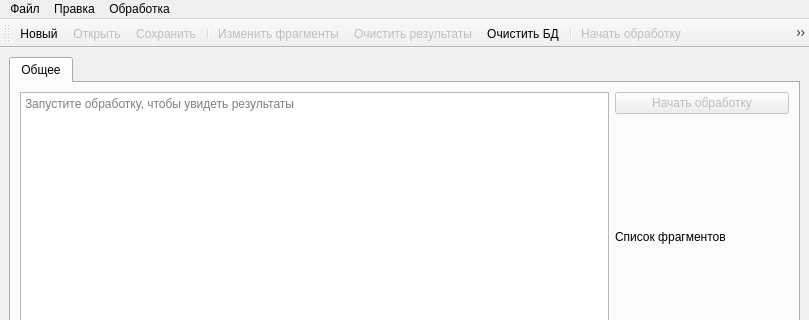
Above: ui/mainwindow.ui from moevm/nosql1h19-text-graph before the change; both pictures show x 0 to 809 and y 0 to 320 of the 809 by 742 pixel window. Below: the same form after it.
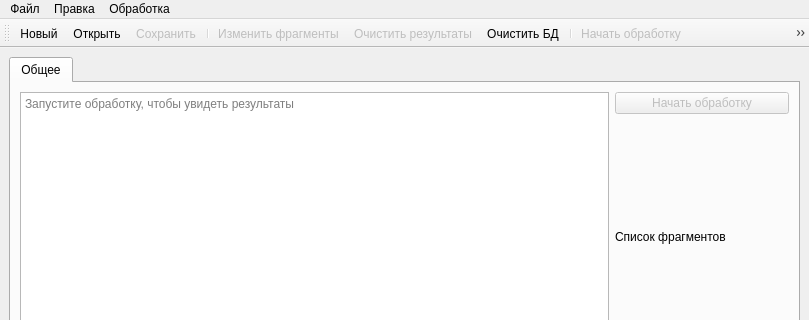
That is the form after the change. Icons and pictures are not drawn.

Patch:
```diff
--- a/ui/mainwindow.ui
+++ b/ui/mainwindow.ui
@@ -225,7 +225,7 @@
   </action>
   <action name="actionOpen">
    <property name="enabled">
-    <bool>false</bool>
+    <bool>true</bool>
    </property>
    <property name="icon">
     <iconset resource="../res/pictures.qrc">
```
Left out of the diff: 2 changed lines with no effect on the pictures.
